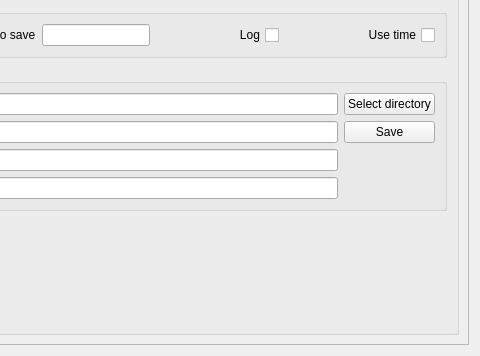
First picture: the form in plugins/itc503/itc503_settingsWidget.ui, repository pyIVLS/pyIVLS, before the edit; both pictures show x 346 to 826 and y 331 to 687 of the 826 by 687 pixel window.
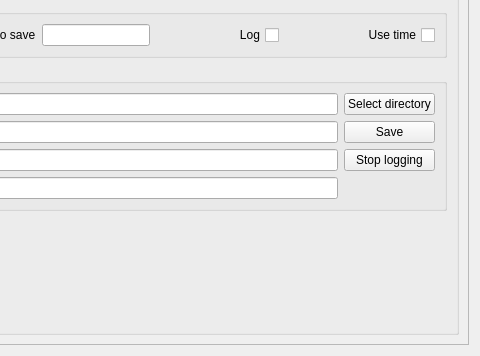
Second picture: the form after the edit.

Commit message: Creating file at end and adding button

Patch:
```diff
--- a/plugins/itc503/itc503_settingsWidget.ui
+++ b/plugins/itc503/itc503_settingsWidget.ui
@@ -639,6 +639,13 @@
              <item row="3" column="2">
               <widget class="QLineEdit" name="commentLine"/>
              </item>
+             <item row="2" column="3">
+              <widget class="QPushButton" name="stopLogButton">
+               <property name="text">
+                <string>Stop logging</string>
+               </property>
+              </widget>
+             </item>
             </layout>
            </widget>
           </item>
```
The commit also changes 1 other file.
